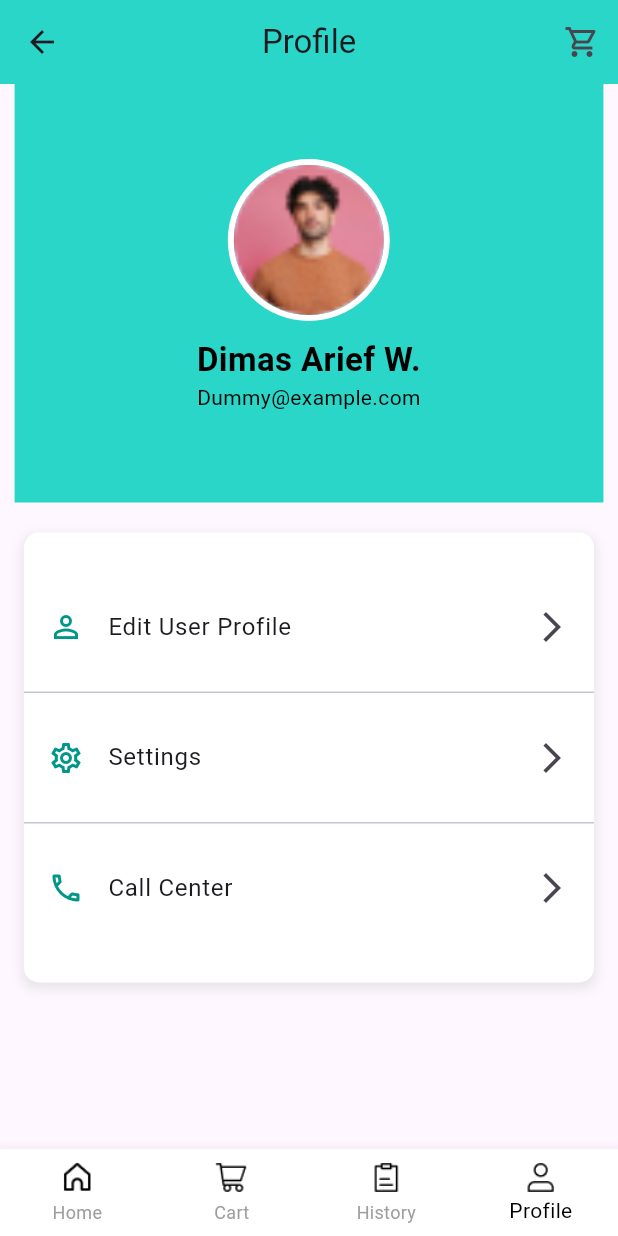
After one commit to Dimas1409/Mobile-Project-Klinik-Shoes, a Flutter app: the ProfilePage screen opened by its route, on a phone screen of 412 x 824 dp. The commit adds this screen. Run offline on Flutter 3.47's test engine with Material 3 defaults, Android fonts, the phone set to English and light mode, and no system bars; our stand-ins replace get.

Commit message:
updated 6

```diff
--- a/lib/Routes/routes.dart
+++ b/lib/Routes/routes.dart
@@ -3,6 +3,7 @@ import 'package:klinik_shoes_project/module/cart_page/view/cart_page_view.dart';
 import 'package:klinik_shoes_project/module/categories_page/view/simple_cleaning_view.dart';
 import 'package:klinik_shoes_project/module/history_page/view/history_page_view.dart';
 import 'package:klinik_shoes_project/module/login_page/view/login_page_view.dart';
+import 'package:klinik_shoes_project/module/profile_page/view/profile_page.dart';
 import 'package:klinik_shoes_project/module/signup_page/view/signup_page_view.dart';
 import 'package:klinik_shoes_project/module/welcome_page/view/welcome_page_view.dart';
 import 'package:klinik_shoes_project/module/login_page/controller/login_page_controller.dart';
@@ -18,6 +19,7 @@ class AppRoutes {
   static const String cart = '/cart';
   static const String simple_cleaning = '/simple';
   static const String history1 = '/history1';
+  static const String profile = '/profile';
 
   // Getter untuk rute awal
   static String getHomeRoute() => welcome;
@@ -51,6 +53,10 @@ class AppRoutes {
     GetPage(
       page: () => HistoryPage(),
       name: history1
+    ),
+    GetPage(
+      page: () => ProfilePage(),
+      name: profile
     )
   ];
 }
--- a/lib/main.dart
+++ b/lib/main.dart
@@ -2,6 +2,7 @@ import 'package:flutter/material.dart';
 import 'package:get/get.dart';
 import 'package:klinik_shoes_project/Routes/routes.dart';
 import 'package:klinik_shoes_project/module/history_page/view/history_page_view.dart';
+import 'package:klinik_shoes_project/module/profile_page/view/profile_page.dart';
  // Import homepage view jika ada
 
 void main() {
@@ -16,9 +17,9 @@ class MyApp extends StatelessWidget {
       theme: ThemeData(
         primarySwatch: Colors.teal,
       ),
-      // home: HistoryPage(),
+      // home: ProfilePage(),
       initialRoute: AppRoutes.getHomeRoute(),
-      getPages: AppRoutes.routes,
+      getPages: AppRoutes.routes
     );
   }
 }
--- a/lib/module/cart_page/view/cart_page_view.dart
+++ b/lib/module/cart_page/view/cart_page_view.dart
@@ -41,7 +41,7 @@ class _CartPageState extends State<CartPage> {
   Widget build(BuildContext context) {
     return Scaffold(
       appBar: AppBar(
-        backgroundColor: Colors.white,
+        backgroundColor: Color(0xFFEAFBF9),
         elevation: 0,
         leading: Icon(Icons.arrow_back, color: Colors.black),
         centerTitle: true,
@@ -50,9 +50,18 @@ class _CartPageState extends State<CartPage> {
           style: TextStyle(color: Colors.black),
         ),
       ),
-      body: Container(
+        body: Container(
         padding: EdgeInsets.all(16.0),
-        color: Color(0xFFBAE6E4), // Background color
+        decoration: BoxDecoration(
+          gradient: LinearGradient(
+            colors: [
+              Color(0xFFEAFBF9), // Start color
+              Color(0xFF7FE6DE), // End color (change this to your preferred color)
+            ],
+            begin: Alignment.topCenter, // Gradient starts from the top
+            end: Alignment.bottomCenter, // Gradient ends at the bottom
+          ),
+        ),
         child: Column(
           crossAxisAlignment: CrossAxisAlignment.start,
           children: [
--- a/lib/module/history_page/view/history_page_view.dart
+++ b/lib/module/history_page/view/history_page_view.dart
@@ -2,6 +2,7 @@ import 'package:flutter/material.dart';
 import 'package:klinik_shoes_project/module/cart_page/view/cart_page_view.dart';
 import 'package:klinik_shoes_project/module/homepage/view/homepage_view.dart';
 import 'package:klinik_shoes_project/module/homepage/controller/homepage_controller.dart';
+import 'package:klinik_shoes_project/module/profile_page/view/profile_page.dart';
 
 class HistoryPage extends StatefulWidget {
   @override
@@ -30,7 +31,7 @@ class _HistoryPageState extends State<HistoryPage> {
         break;
       case 3:
         // Uncomment and replace with your ProfilePage when implemented
-        // Navigator.pushReplacement(context, MaterialPageRoute(builder: (context) => ProfilePageView()));
+        Navigator.pushReplacement(context, MaterialPageRoute(builder: (context) => ProfilePage()));
         break;
     }
   }
@@ -54,7 +55,7 @@ class _HistoryPageState extends State<HistoryPage> {
             },
           )
         ],
-        backgroundColor: Colors.tealAccent[100],
+        backgroundColor: Color(0xFFEAFBF9),
       ),
       body: Container(
         decoration: BoxDecoration(
--- /dev/null
+++ b/lib/module/profile_page/view/profile_page.dart
@@ -0,0 +1,217 @@
+import 'package:flutter/material.dart';
+import 'package:klinik_shoes_project/core.dart';
+import 'package:klinik_shoes_project/module/cart_page/view/cart_page_view.dart';
+import 'package:klinik_shoes_project/module/homepage/view/homepage_view.dart';
+import 'package:klinik_shoes_project/module/history_page/view/history_page_view.dart';
+
+class ProfilePage extends StatefulWidget {
+  @override
+  _ProfilePageState createState() => _ProfilePageState();
+}
+
+class _ProfilePageState extends State<ProfilePage> {
+  int _selectedIndex = 3; // Default index for Profile
+
+  // Method to handle item tap
+  void _onItemTapped(int index) {
+    setState(() {
+      _selectedIndex = index;
+    });
+
+    // Navigate to the respective pages based on index
+    switch (index) {
+      case 0:
+        Navigator.pushReplacement(
+          context,
+          MaterialPageRoute(builder: (context) => HomePageView(controller: HomePageController())), // Navigate to Home
+        );
+        break;
+      case 1:
+        Navigator.pushReplacement(
+          context,
+          MaterialPageRoute(builder: (context) => CartPage()), // Navigate to Cart
+        );
+        break;
+      case 2:
+        Navigator.pushReplacement(
+          context,
+          MaterialPageRoute(builder: (context) => HistoryPage()), // Navigate to History
+        );
+        break;
+      case 3:
+        // You are already on Profile page, so no need to navigate
+        break;
+    }
+  }
+
+  @override
+  Widget build(BuildContext context) {
+    return Scaffold(
+      // AppBar with back button and cart
+      appBar: AppBar(
+        backgroundColor: Color(0xFF29D6C8),
+        elevation: 0,
+        leading: IconButton(
+          icon: Icon(Icons.arrow_back),
+          onPressed: () {
+            // Navigate to Home when back button is pressed
+            Navigator.pushReplacement(
+              context,
+              MaterialPageRoute(builder: (context) => HomePageView(controller: HomePageController())), // Navigate to Home
+            );
+          },
+        ),
+        title: Text('Profile'),
+        centerTitle: true,
+        actions: [
+          IconButton(
+            icon: Icon(Icons.shopping_cart_outlined),
+            onPressed: () {
+              Navigator.pushReplacement(
+                context,
+                MaterialPageRoute(builder: (context) => CartPage()), // Navigate to Cart
+              );
+            },
+          ),
+        ],
+      ),
+
+      // Profile and options body
+      body: Column(
+        children: [
+          // Profile picture and background section
+          Container(
+            color: Color(0xFF29D6C8),
+            padding: EdgeInsets.only(top: 50, bottom: 60, right: 121.8, left: 121.5),
+            child: Column(
+              children: [
+                // Circle Avatar with white background around profile picture
+                Container(
+                  decoration: BoxDecoration(
+                    shape: BoxShape.circle,
+                    border: Border.all(color: Colors.white, width: 4), // White border around the avatar
+                  ),
+                  child: CircleAvatar(
+                    radius: 50,
+                    backgroundImage: AssetImage(
+                      'asset/profile-picture.png', // Replace with your image
+                    ),
+                  ),
+                ),
+                SizedBox(height: 10),
+                // User name
+                Text(
+                  'Dimas Arief W.',
+                  style: TextStyle(
+                    fontSize: 22,
+                    fontWeight: FontWeight.bold,
+                    color: Colors.black,
+                  ),
+                ),
+                // User email
+                Text(
+                  'Dummy@example.com',
+                  style: TextStyle(
+                    fontSize: 14,
+                    color: Colors.black,
+                  ),
+                ),
+              ],
+            ),
+          ),
+
+          // List of profile options (centered horizontally)
+          Expanded(
+            child: ListView(
+              padding: EdgeInsets.symmetric(vertical: 20),
+              children: [
+                Container(
+                  margin: EdgeInsets.symmetric(horizontal: 16), // Margin from both sides
+                  decoration: BoxDecoration(
+                    borderRadius: BorderRadius.circular(10),
+                    color: Colors.white,
+                    boxShadow: [
+                      BoxShadow(
+                        color: Colors.grey.withOpacity(0.2),
+                        spreadRadius: 2,
+                        blurRadius: 5,
+                        offset: Offset(0, 3), // changes position of shadow
+                      ),
+                    ],
+                  ),
+                  padding: EdgeInsets.symmetric(vertical: 20), // Padding ke bawah
+                  child: Column(
+                    children: [
+                      // Edit Profile option
+                      ListTile(
+                        contentPadding: EdgeInsets.symmetric(vertical: 15, horizontal: 16), // Vertical padding for more height
+                        leading: Icon(Icons.person_outline, color: Colors.teal),
+                        title: Text('Edit User Profile'),
+                        trailing: Icon(Icons.arrow_forward_ios),
+                        onTap: () {
+                          // Navigate to Edit User Profile
+                        },
+                      ),
+                      Divider(height: 1, thickness: 1),
+
+                      // Settings option
+                      ListTile(
+                        contentPadding: EdgeInsets.symmetric(vertical: 15, horizontal: 16), // Vertical padding for more height
+                        leading: Icon(Icons.settings_outlined, color: Colors.teal),
+                        title: Text('Settings'),
+                        trailing: Icon(Icons.arrow_forward_ios),
+                        onTap: () {
+                          // Navigate to Settings
+                        },
+                      ),
+                      Divider(height: 1, thickness: 1),
+
+                      // Call Center option
+                      ListTile(
+                        contentPadding: EdgeInsets.symmetric(vertical: 15, horizontal: 16), // Vertical padding for more height
+                        leading: Icon(Icons.phone_outlined, color: Colors.teal),
+                        title: Text('Call Center'),
+                        trailing: Icon(Icons.arrow_forward_ios),
+                        onTap: () {
+                          // Call Center action
+                        },
+                      ),
+                    ],
+                  ),
+                ),
+              ],
+            ),
+          ),
+        ],
+      ),
+
+      // Bottom Navigation Bar matching with other pages
+      bottomNavigationBar: BottomNavigationBar(
+        currentIndex: _selectedIndex, // Set current index to the Profile tab
+        type: BottomNavigationBarType.fixed,
+        backgroundColor: Colors.white,
+        selectedItemColor: Colors.black,
+        unselectedItemColor: Colors.grey,
+        onTap: _onItemTapped, // Use the method to handle taps
+        items: [
+          BottomNavigationBarItem(
+            icon: Image.asset('asset/home.png', width: 24, height: 24),
+            label: 'Home',
+          ),
+          BottomNavigationBarItem(
+            icon: Image.asset('asset/cart-icon.png', width: 24, height: 24),
+            label: 'Cart',
+          ),
+          BottomNavigationBarItem(
+            icon: Image.asset('asset/history-icon.png', width: 24, height: 24),
+            label: 'History',
+          ),
+          BottomNavigationBarItem(
+            icon: Image.asset('asset/user-icon.png', width: 24, height: 24),
+            label: 'Profile',
+          ),
+        ],
+      ),
+    );
+  }
+}
```
